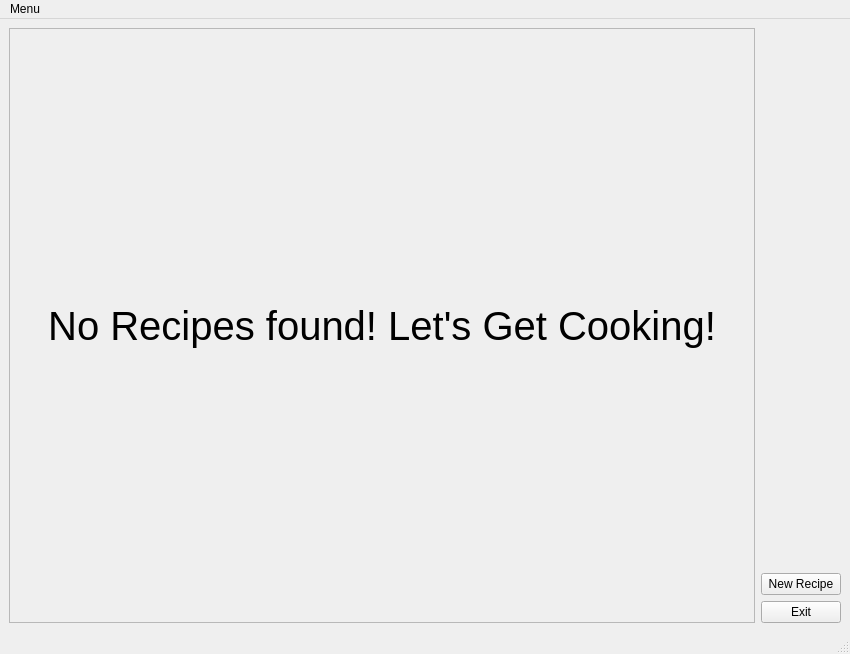
Above: mainwindow.ui from samennis1/Lets-Get-Cooking before the change. Below: the same form after it.
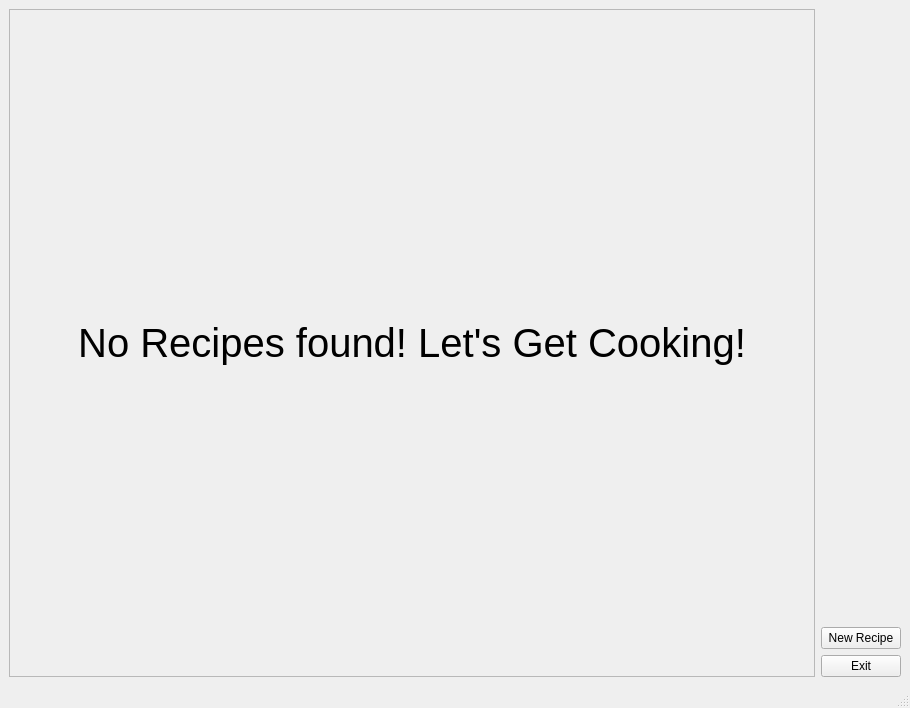
That is the form after the change.

```diff
--- a/mainwindow.ui
+++ b/mainwindow.ui
@@ -6,8 +6,8 @@
    <rect>
     <x>0</x>
     <y>0</y>
-    <width>850</width>
-    <height>654</height>
+    <width>910</width>
+    <height>708</height>
    </rect>
   </property>
   <property name="windowTitle">
@@ -25,8 +25,8 @@
         <rect>
          <x>0</x>
          <y>0</y>
-         <width>711</width>
-         <height>579</height>
+         <width>802</width>
+         <height>645</height>
         </rect>
        </property>
        <layout class="QVBoxLayout" name="CardsLayout">
@@ -82,25 +82,17 @@
     </item>
    </layout>
   </widget>
-  <widget class="QMenuBar" name="menubar">
+  <widget class="QStatusBar" name="statusbar"/>
+  <widget class="QMenuBar" name="menuBar">
    <property name="geometry">
     <rect>
      <x>0</x>
      <y>0</y>
-     <width>850</width>
-     <height>22</height>
+     <width>910</width>
+     <height>21</height>
     </rect>
    </property>
-   <widget class="QMenu" name="menuMenu">
-    <property name="title">
-     <string>Menu</string>
-    </property>
-    <addaction name="actionNew_Recipe"/>
-    <addaction name="actionExit"/>
-   </widget>
-   <addaction name="menuMenu"/>
   </widget>
-  <widget class="QStatusBar" name="statusbar"/>
   <action name="actionNew_Recipe">
    <property name="text">
     <string>About</string>
```
